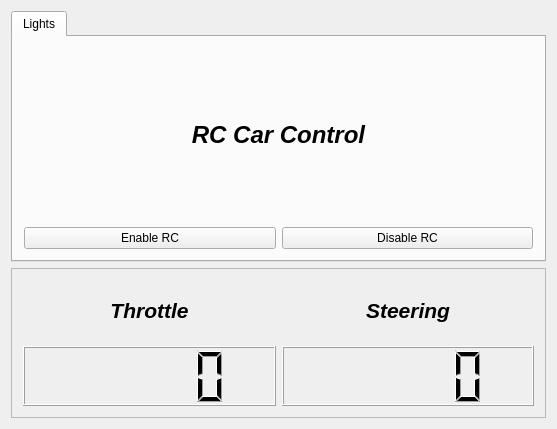
Before: the Qt Designer form src/aadcUser/LIT_CarController/LIT_car_controller.ui in LITdrive/aadc2018, drawn with Qt 5.
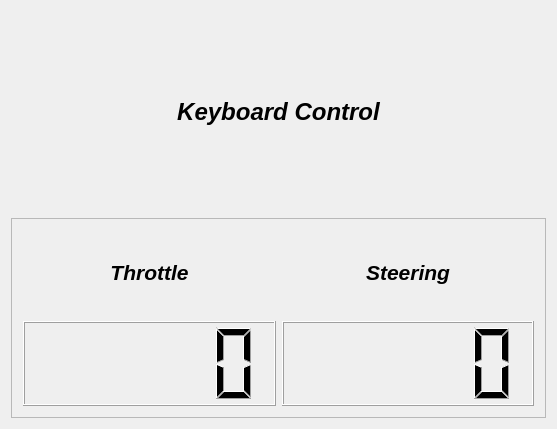
After: the same form once the commit is applied.

Commit message: Refactored Keyboard Control (CTRL acts as a "dead-men-key" now)

```diff
--- a/src/aadcUser/LIT_CarController/LIT_car_controller.ui
+++ b/src/aadcUser/LIT_CarController/LIT_car_controller.ui
@@ -14,7 +14,7 @@
    <string>Widget</string>
   </property>
   <layout class="QGridLayout" name="gridLayout">
-   <item row="2" column="0">
+   <item row="1" column="0">
     <widget class="QFrame" name="frame">
      <property name="minimumSize">
       <size>
@@ -74,37 +74,7 @@
      </layout>
     </widget>
    </item>
-   <item row="1" column="0">
-    <widget class="QTabWidget" name="tabWidget">
-     <property name="currentIndex">
-      <number>0</number>
-     </property>
-     <widget class="QWidget" name="tab_2">
-      <attribute name="title">
-       <string>Lights</string>
-      </attribute>
-      <layout class="QGridLayout" name="gridLayout_2">
-       <item row="1" column="0">
-        <widget class="QPushButton" name="pushButton_Enable">
-         <property name="text">
-          <string>Enable RC</string>
-         </property>
-         <attribute name="buttonGroup">
-          <string notr="true">buttonGroup_RC</string>
-         </attribute>
-        </widget>
-       </item>
-       <item row="1" column="1">
-        <widget class="QPushButton" name="pushButton_Disable">
-         <property name="text">
-          <string>Disable RC</string>
-         </property>
-         <attribute name="buttonGroup">
-          <string notr="true">buttonGroup_RC</string>
-         </attribute>
-        </widget>
-       </item>
-       <item row="0" column="0" colspan="2">
+   <item row="0" column="0">
         <widget class="QLabel" name="label_lights">
          <property name="font">
           <font>
@@ -115,15 +85,11 @@
           </font>
          </property>
          <property name="text">
-          <string>RC Car Control</string>
+      <string>Keyboard Control</string>
          </property>
          <property name="alignment">
           <set>Qt::AlignCenter</set>
          </property>
-        </widget>
-       </item>
-      </layout>
-     </widget>
     </widget>
    </item>
   </layout>
```
Left out of the diff: 39 changed lines with no effect on the pictures. Lines whose indentation alone changed are shown as unchanged. The commit also changes 4 other files.
